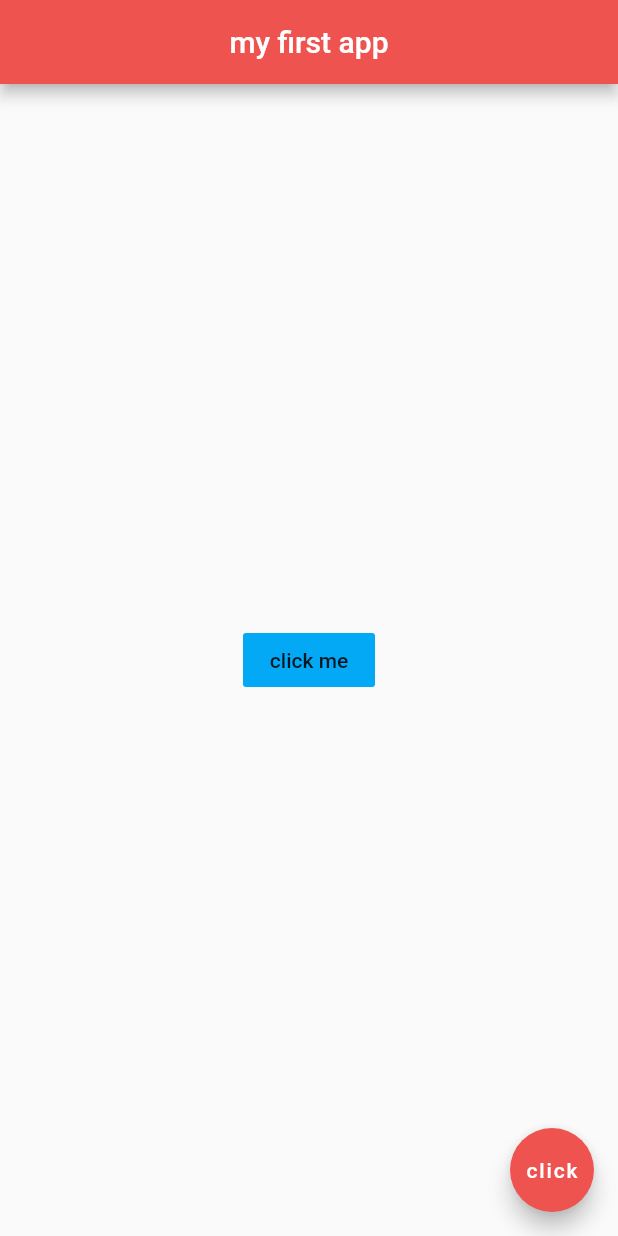
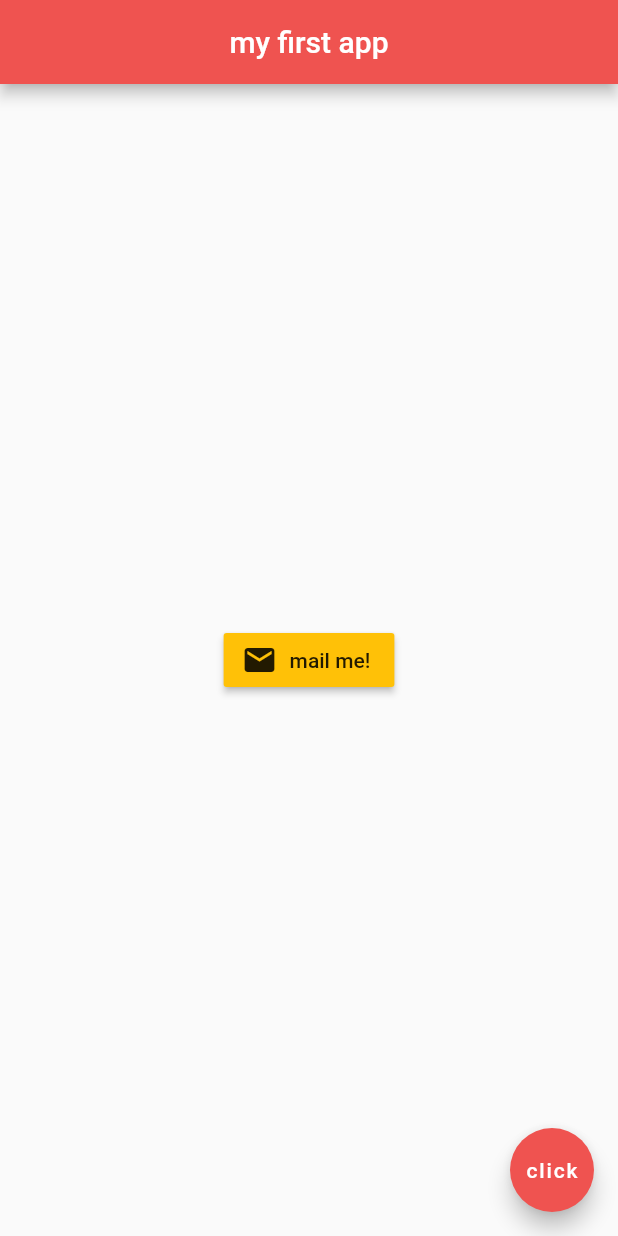
Before and after one commit to taufanbasri/flutter-basic, a Flutter app: the screen it shows after launch, on a phone screen of 412 x 824 dp. Run offline on Flutter 3.47's test engine with Material 2 defaults, Android fonts, the phone set to English and light mode, and no system bars.

Commit message:
Icon Button

```diff
--- a/lib/main.dart
+++ b/lib/main.dart
@@ -14,12 +14,13 @@ class Home extends StatelessWidget {
         backgroundColor: Colors.red[400],
       ),
       body: Center(
-        child: FlatButton(
-          onPressed: () {
-            print('you clicked me!');
-          },
-          child: Text('click me'),
-          color: Colors.lightBlue,
+        child: RaisedButton.icon(
+          onPressed: () {},
+          icon: Icon(
+            Icons.mail
+          ),
+          label: Text('mail me!'),
+          color: Colors.amber,
         ),
       ),
       floatingActionButton: FloatingActionButton(
```
